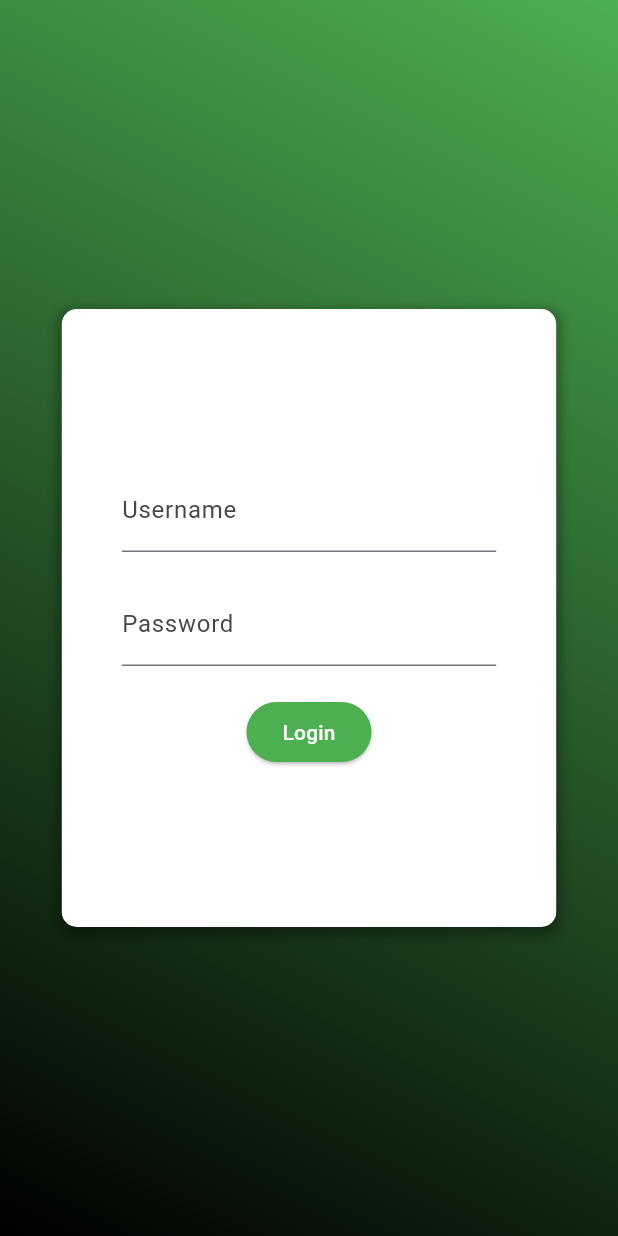
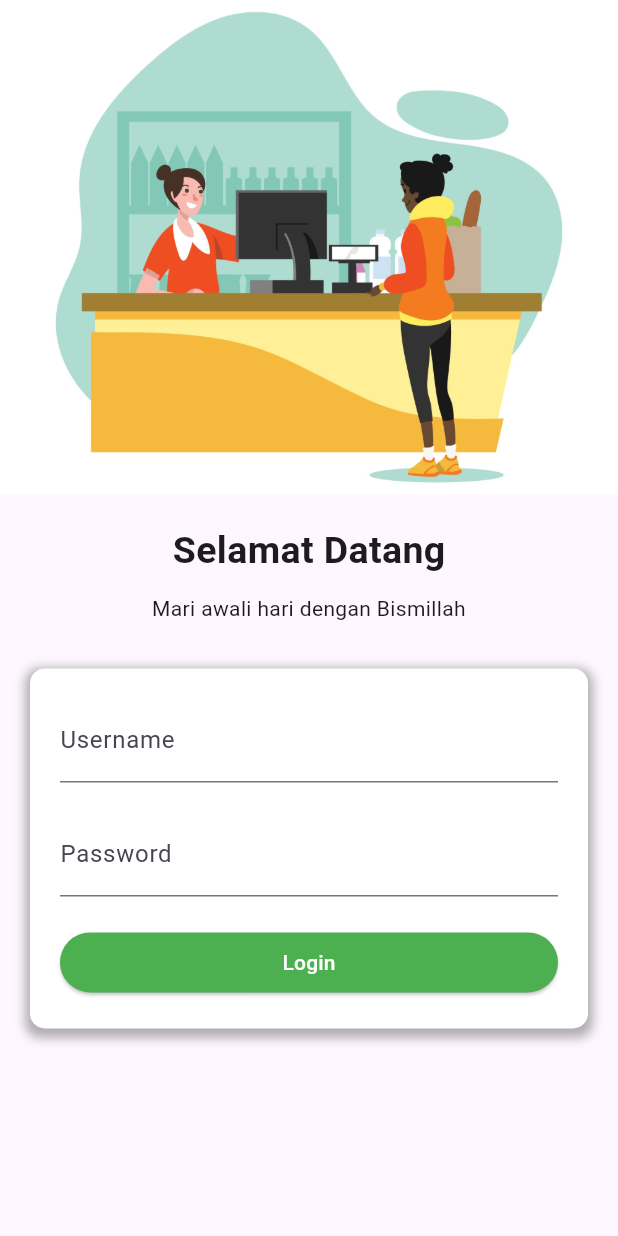
Before and after one commit to mfthfarid/si-kaspin_mobile, a Flutter app: the screen it shows after launch, on a phone screen of 412 x 824 dp. Run offline on Flutter 3.47's test engine with Material 3 defaults, Android fonts, the phone set to English and light mode, and no system bars; missing offline and left inert: dart:js_interop, dart:js_util.

Commit message:
fix design form login

```diff
--- a/lib/login/login.dart
+++ b/lib/login/login.dart
@@ -1,51 +1,39 @@
 import 'package:flutter/material.dart';
-import 'package:kaspin/launch/launcher.dart';
-import 'package:kaspin/main.dart';
 import 'package:kaspin/menu/penjualan.dart';
 
-void main() {
-  runApp(MyApp());
-}
+class LoginPage extends StatelessWidget {
+  final TextEditingController _usernameController = TextEditingController();
+  final TextEditingController _passwordController = TextEditingController();
 
-class MyApp extends StatelessWidget {
-  @override
-  Widget build(BuildContext context) {
-    return MaterialApp(
-      home: LoginPage(),
-    );
-  }
-}
-
-class LoginPage extends StatelessWidget {
   @override
   Widget build(BuildContext context) {
     return Scaffold(
-      // appBar: AppBar(
-      //     // title: Text(
-      //     //   'Form Login',
-      //     //   // textAlign: Center(),
-      //     // ),
-      //     ),
       body: SafeArea(
-        child: Stack(
+        child: SingleChildScrollView(
+          child: Column(
+            mainAxisAlignment: MainAxisAlignment.start,
             children: [
               Container(
-              decoration: BoxDecoration(
-                gradient: LinearGradient(
-                  begin: Alignment.topRight,
-                  end: Alignment.bottomLeft,
-                  colors: [Colors.green, Colors.black],
+                child: Image.asset(
+                  'data/kasir2.jpg',
+                  fit: BoxFit.contain,
                 ),
               ),
+              SizedBox(
+                  height: 20.0), // Add space between the image and the text
+              Text(
+                "Selamat Datang",
+                style: TextStyle(fontSize: 25.0, fontWeight: FontWeight.bold),
               ),
-            Center(
-              child: FractionallySizedBox(
-                widthFactor: 0.8,
-                heightFactor: 0.5,
-                child: Container(
-                  width: 500,
-                  height: 500,
+              SizedBox(height: 10.0), // Add space between the texts
+              Text(
+                "Mari awali hari dengan Bismillah",
+                textAlign: TextAlign.center,
+              ),
+              SizedBox(height: 30.0), // Add space before the form container
+              Container(
                 padding: EdgeInsets.all(20.0),
+                margin: EdgeInsets.symmetric(horizontal: 20.0),
                 decoration: BoxDecoration(
                   color: Colors.white,
                   borderRadius: BorderRadius.circular(10.0),
@@ -58,32 +46,8 @@ class LoginPage extends StatelessWidget {
                     ),
                   ],
                 ),
-                  child: LoginForm(),
-                ),
-              ),
-            ),
-          ],
-        ),
-      ),
-    );
-  }
-}
-
-class LoginForm extends StatefulWidget {
-  @override
-  _LoginFormState createState() => _LoginFormState();
-}
-
-class _LoginFormState extends State<LoginForm> {
-  final TextEditingController _usernameController = TextEditingController();
-  final TextEditingController _passwordController = TextEditingController();
-
-  @override
-  Widget build(BuildContext context) {
-    return Padding(
-      padding: EdgeInsets.all(20.0),
                 child: Column(
-        mainAxisAlignment: MainAxisAlignment.center,
+                  crossAxisAlignment: CrossAxisAlignment.stretch,
                   children: [
                     TextField(
                       controller: _usernameController,
@@ -98,18 +62,23 @@ class _LoginFormState extends State<LoginForm> {
                     SizedBox(height: 20.0),
                     ElevatedButton(
                       style: ButtonStyle(
-              backgroundColor: MaterialStateProperty.resolveWith<Color>(
+                        backgroundColor:
+                            MaterialStateProperty.resolveWith<Color>(
                           (Set<MaterialState> states) {
                             if (states.contains(MaterialState.pressed)) {
                               return Color.fromARGB(255, 11, 49, 27);
                             }
                             return Colors.green;
-              }),
-              foregroundColor: MaterialStateProperty.resolveWith<Color>(
+                          },
+                        ),
+                        foregroundColor:
+                            MaterialStateProperty.resolveWith<Color>(
                           (Set<MaterialState> states) {
-                if (states.contains(MaterialState.pressed)) return Colors.black;
+                            if (states.contains(MaterialState.pressed))
+                              return Colors.black;
                             return Colors.white; // Warna default
-              }),
+                          },
+                        ),
                       ),
                       onPressed: () {
                         String username = _usernameController.text;
@@ -118,7 +87,8 @@ class _LoginFormState extends State<LoginForm> {
                         if (username == 'admin' && password == 'admin123') {
                           Navigator.push(
                             context,
-                  MaterialPageRoute(builder: (context) => HomePage()),
+                            MaterialPageRoute(
+                                builder: (context) => Penjualan()),
                           );
                         } else {
                           // Jika autentikasi gagal, tampilkan pesan kesalahan
@@ -134,15 +104,12 @@ class _LoginFormState extends State<LoginForm> {
                     ),
                   ],
                 ),
+              ),
+              // SizedBox(height: 30.0),
+            ],
+          ),
+        ),
+      ),
     );
   }
 }
-
-class HomePage extends StatelessWidget {
-  @override
-  Widget build(BuildContext context) {
-    return Scaffold(
-      body: Penjualan(),
-    );
-  }
-}
--- a/lib/main.dart
+++ b/lib/main.dart
@@ -1,5 +1,7 @@
 import 'package:flutter/material.dart';
 import 'package:kaspin/launch/launcher.dart';
+import 'package:kaspin/login/login.dart';
+import 'package:kaspin/menu/penjualan.dart';
 
 void main() {
   runApp(MyApp());
--- a/pubspec.yaml
+++ b/pubspec.yaml
@@ -60,6 +60,9 @@ flutter:
     - data/obeng.jpg
     - data/tang.jpg
     - data/tank-harimau.jpg
+    - data/kasir1.jpg
+    - data/kasir2.jpg
+    - data/kasir3.jpeg
   # An image asset can refer to one or more resolution-specific "variants", see
   # https://flutter.dev/assets-and-images/#resolution-aware
   # For details regarding adding assets from package dependencies, see
```
Also changed, not shown: lib/drawer.dart (+17 -17 lines), lib/menu/retur.dart (+263 -326 lines), data/kasir1.jpg (added), data/kasir2.jpg (added), data/kasir3.jpeg (added), pubspec.lock. Lines whose indentation alone changed are shown as unchanged.
